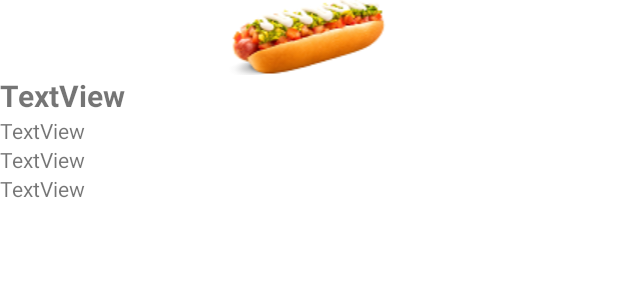
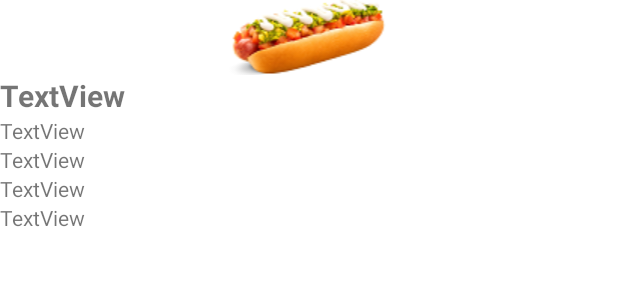
Before and after one commit to Antonov67/FoodJava, an Android app: the layout item_layout.xml on its own in the app's theme, with its tools: preview values and no code run, on a phone screen of 412 x 824 dp. Shown: the top 300 px of the screen. Run offline under Robolectric (Android 15) with nearby library versions, the phone set to English and light mode, and no system bars.

Commit message:
добавлено отображение url адреса с рецептом

```diff
--- a/app/src/main/java/com/example/foodjava/controller/RecipeAdapter.java
+++ b/app/src/main/java/com/example/foodjava/controller/RecipeAdapter.java
@@ -48,6 +48,7 @@ public class RecipeAdapter extends RecyclerView.Adapter<RecipeAdapter.Onboarding
         private TextView textOpisanie;
         private TextView textCalorii;
         private TextView textRating;
+        private TextView textUrl;
         private ImageView image;
 
         OnboardingViewHolder(@NonNull View itemView) {
@@ -57,6 +58,7 @@ public class RecipeAdapter extends RecyclerView.Adapter<RecipeAdapter.Onboarding
             textCalorii = itemView.findViewById(R.id.text_calorii);
             textRating = itemView.findViewById(R.id.text_rating);
             image = itemView.findViewById(R.id.image);
+            textUrl = itemView.findViewById(R.id.text_url);
         }
 
         void setOnboardingData(Recipe recipe) {
@@ -67,6 +69,7 @@ public class RecipeAdapter extends RecyclerView.Adapter<RecipeAdapter.Onboarding
                 stringBuilder.append(s).append("\n");
             }
             textOpisanie.setText(stringBuilder);
+            textUrl.setText("url:\n" + recipe.url);
             textCalorii.setText("калории:\n " + recipe.calories);
             textRating.setText("рейтинг: \n" + recipe.co2EmissionsClass);
             //здесь нужна библиотека Picasso для загрузки картинки по url в наш imageView
--- a/app/src/main/java/com/example/foodjava/model/Recipe.java
+++ b/app/src/main/java/com/example/foodjava/model/Recipe.java
@@ -4,6 +4,7 @@ import java.util.List;
 
 public class Recipe {
     public String image;
+    public String url;
     public String label;
     public double calories;
     public List<String> ingredientLines;
--- a/app/src/main/res/layout/item_layout.xml
+++ b/app/src/main/res/layout/item_layout.xml
@@ -28,6 +28,12 @@
         android:text="TextView" />
 
     <TextView
+        android:id="@+id/text_url"
+        android:layout_width="match_parent"
+        android:layout_height="wrap_content"
+        android:text="TextView" />
+
+    <TextView
         android:id="@+id/text_descr"
         android:layout_width="match_parent"
         android:layout_height="wrap_content"
```
